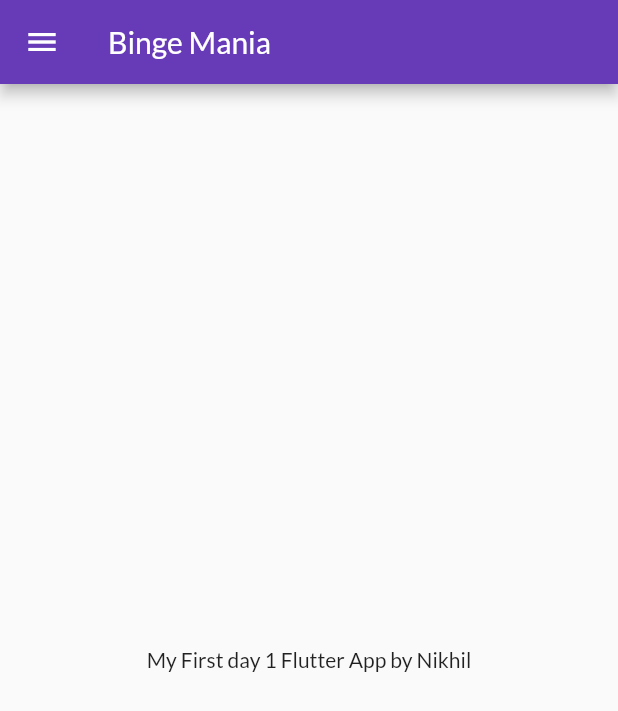
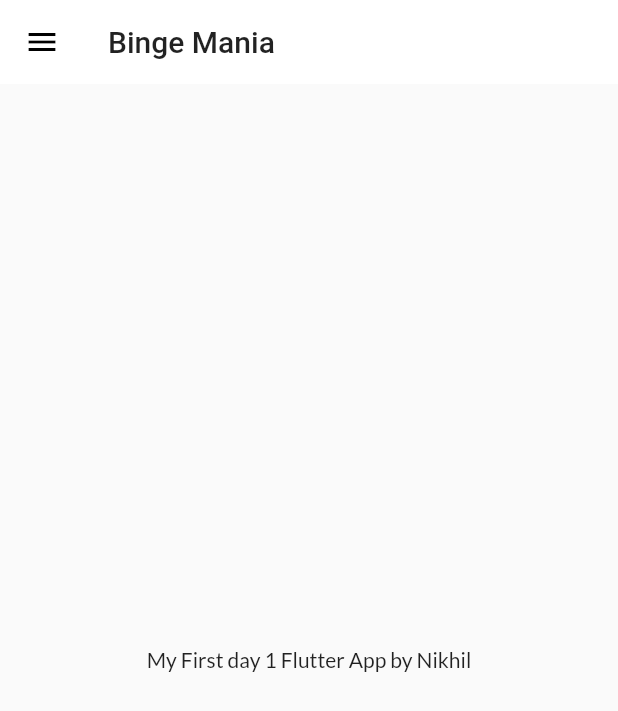
Before and after one commit to NikhilSri700/BingeMania, a Flutter app: the screen it shows after launch, on a phone screen of 412 x 824 dp. Shown: the top 711 px of the screen. Run offline on Flutter 3.47's test engine with Material 2 defaults, Android fonts, the phone set to English and light mode, and no system bars; our stand-ins replace google_fonts.

Commit message:
themes extracted

```diff
--- a/lib/main.dart
+++ b/lib/main.dart
@@ -1,8 +1,8 @@
 import 'package:binge_mania/pages/home_page.dart';
 import 'package:binge_mania/pages/login_page.dart';
 import 'package:binge_mania/utils/routes.dart';
+import 'package:binge_mania/widgets/themes.dart';
 import 'package:flutter/material.dart';
-import 'package:google_fonts/google_fonts.dart';
 
 void main() {
   runApp(MyApp());
@@ -13,13 +13,8 @@ class MyApp extends StatelessWidget {
   Widget build(BuildContext context) {
     return MaterialApp(
       themeMode: ThemeMode.light,
-      theme: ThemeData(
-        primarySwatch: Colors.deepPurple,
-        fontFamily: GoogleFonts.lato().fontFamily,
-      ),
-      darkTheme: ThemeData(
-        brightness: Brightness.dark,
-      ),
+      theme: MyTheme.lightTheme(context),
+      darkTheme: MyTheme.darkTheme(context),
       debugShowCheckedModeBanner: false,
       initialRoute: MyRoutes.homeRoute,
       routes: {
--- /dev/null
+++ b/lib/widgets/themes.dart
@@ -0,0 +1,18 @@
+import 'package:flutter/material.dart';
+import 'package:google_fonts/google_fonts.dart';
+
+class MyTheme {
+  static ThemeData lightTheme(BuildContext context) => ThemeData(
+      primarySwatch: Colors.deepPurple,
+      fontFamily: GoogleFonts.lato().fontFamily,
+      appBarTheme: AppBarTheme(
+        backgroundColor: Colors.white,
+        elevation: 0.0,
+        iconTheme: IconThemeData(color: Colors.black),
+        textTheme: Theme.of(context).textTheme,
+      ));
+
+  static ThemeData darkTheme(BuildContext context) => ThemeData(
+        brightness: Brightness.dark,
+      );
+}
```
